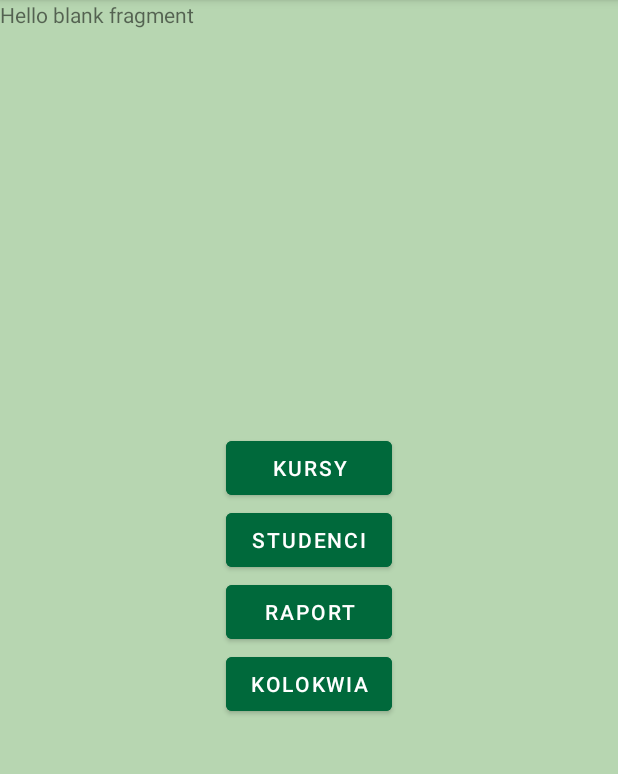
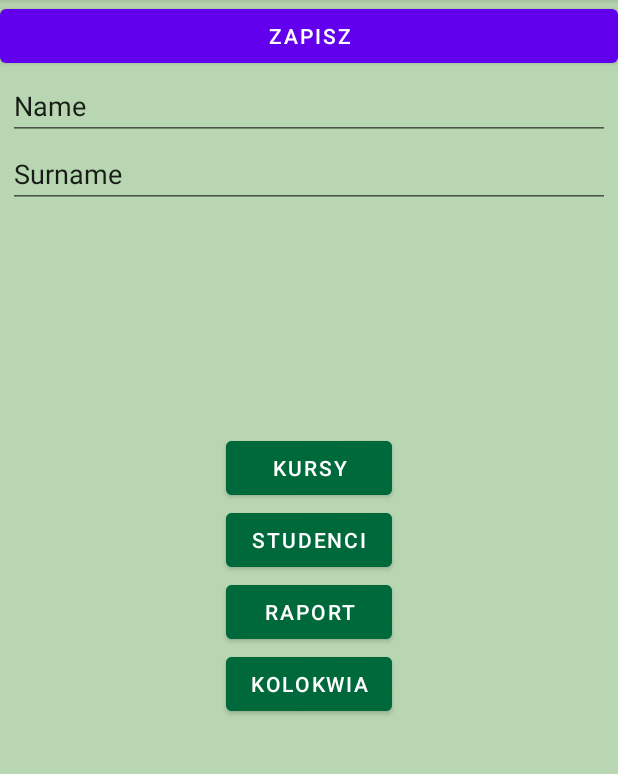
Before and after one commit to Kite-Kat/AsystentNauczyciela1, an Android app: the fragment StudentEditFragment placed in its activity, on a phone screen of 412 x 824 dp, the part 84-858 px from its top. Run offline under Robolectric (Android 15) with nearby library versions, the phone set to English and light mode, and no system bars; our stand-ins replace Room's generated code.

Commit message:
Name of proper course/student is visible in CourseEditFragment and StudentEditFragment.

```diff
--- a/app/src/main/java/com/example/asystentnauczyciela/model/CourseDao.kt
+++ b/app/src/main/java/com/example/asystentnauczyciela/model/CourseDao.kt
@@ -17,4 +17,7 @@ interface CourseDao {
 
     @Query("Select * from COURSE_TABLE")
     fun allCourses(): LiveData<List<Course>>
+
+//    @Query("Select name from COURSE_TABLE where id like :id")
+//    fun selectCourseName(id: Int): String
 }
--- a/app/src/main/java/com/example/asystentnauczyciela/model/repositories/CourseRepository.kt
+++ b/app/src/main/java/com/example/asystentnauczyciela/model/repositories/CourseRepository.kt
@@ -14,4 +14,5 @@ class CourseRepository(private val courseDao: CourseDao) {
     suspend fun delete(course:Course)=courseDao.deleteCourse(course)
 
     suspend fun update(course: Course)=courseDao.updateCourse(course)
+
 }
--- a/app/src/main/java/com/example/asystentnauczyciela/view/StudentEditFragment.kt
+++ b/app/src/main/java/com/example/asystentnauczyciela/view/StudentEditFragment.kt
@@ -5,9 +5,15 @@ import androidx.fragment.app.Fragment
 import android.view.LayoutInflater
 import android.view.View
 import android.view.ViewGroup
+import androidx.lifecycle.ViewModelProvider
 import com.example.asystentnauczyciela.R
+import com.example.asystentnauczyciela.view_model.CourseViewModel
+import com.example.asystentnauczyciela.view_model.StudentViewModel
+import kotlinx.android.synthetic.main.fragment_course_edit.*
+import kotlinx.android.synthetic.main.fragment_student_edit.*
 
- const val STUDENT_ID = "studentId"
+const val STUDENT_ID = "studentId"
+private lateinit var viewModelStudent: StudentViewModel
 
 class StudentEditFragment : Fragment() {
 
@@ -23,8 +29,28 @@ class StudentEditFragment : Fragment() {
         inflater: LayoutInflater, container: ViewGroup?,
         savedInstanceState: Bundle?
     ): View? {
+        viewModelStudent = ViewModelProvider(requireActivity()).get(StudentViewModel::class.java)
         // Inflate the layout for this fragment
         return inflater.inflate(R.layout.fragment_student_edit, container, false)
     }
 
+    override fun onViewCreated(view: View, savedInstanceState: Bundle?) {
+        super.onViewCreated(view, savedInstanceState)
+
+        arguments?.let {
+            val studentId = it.getInt(STUDENT_ID)
+
+            val students = viewModelStudent.students.value!!
+            for (student in students) {
+
+                if (student.id == studentId) {
+                    val studentName = student.name
+                    val studentSurname = student.surname
+                    StudentEditName.setText(studentName)
+                    StudentEditSurname.setText(studentSurname)
+                }
+            }
+
+        }
+    }
 }
--- a/app/src/main/java/com/example/asystentnauczyciela/view_model/CourseListAdapter.kt
+++ b/app/src/main/java/com/example/asystentnauczyciela/view_model/CourseListAdapter.kt
@@ -31,7 +31,7 @@ class CourseListAdapter(private val viewModelCourse: CourseViewModel) : ListAdap
 
         val buttonD = holder.itemView.findViewById<AppCompatImageButton>(R.id.imageButtonDelCourse)
         val buttonEdit = holder.itemView.findViewById<AppCompatImageButton>(R.id.imageButtonEditCourse)
-        val editTextCourse = holder.itemView.findViewById<EditText>(R.id.CourseEditName)
+
 
         buttonD.setOnClickListener {
             viewModelCourse.deleteCourse(course)
--- a/app/src/main/java/com/example/asystentnauczyciela/view_model/CourseViewModel.kt
+++ b/app/src/main/java/com/example/asystentnauczyciela/view_model/CourseViewModel.kt
@@ -7,6 +7,7 @@ import androidx.lifecycle.LiveData
 import androidx.lifecycle.MutableLiveData
 import androidx.lifecycle.viewModelScope
 import androidx.navigation.NavDirections
+import androidx.room.Database
 import com.example.asystentnauczyciela.R
 import com.example.asystentnauczyciela.model.SCDatabase
 import com.example.asystentnauczyciela.model.Course
@@ -44,6 +45,7 @@ class CourseViewModel(application: Application) : AndroidViewModel(application)
         navigation.postValue(course.id)
     }
 
+
     fun onNavigationCompleted() {
         navigation.value = null
     }
--- a/app/src/main/java/com/example/asystentnauczyciela/view_model/StudentListAdapter.kt
+++ b/app/src/main/java/com/example/asystentnauczyciela/view_model/StudentListAdapter.kt
@@ -29,6 +29,8 @@ class StudentListAdapter(private val viewModelStudent: StudentViewModel): ListAd
 
 
         val student = getItem(position)
+        textViewStudentName.text = student.name
+        textViewStudentSurname.text = student.surname
 
         val buttonDStudent =
             holder.itemView.findViewById<AppCompatImageButton>(R.id.imageButtonDelStudent)
--- a/app/src/main/res/layout/fragment_student_edit.xml
+++ b/app/src/main/res/layout/fragment_student_edit.xml
@@ -1,14 +1,44 @@
 <?xml version="1.0" encoding="utf-8"?>
-<FrameLayout xmlns:android="http://schemas.android.com/apk/res/android"
+<androidx.constraintlayout.widget.ConstraintLayout xmlns:android="http://schemas.android.com/apk/res/android"
+    xmlns:app="http://schemas.android.com/apk/res-auto"
     xmlns:tools="http://schemas.android.com/tools"
+    android:id="@+id/frameLayout"
     android:layout_width="match_parent"
     android:layout_height="match_parent"
-    tools:context=".view.StudentEditFragment">
+    tools:context=".view.StudentEditFragment" >
 
-    <!-- TODO: Update blank fragment layout -->
-    <TextView
-        android:layout_width="match_parent"
-        android:layout_height="match_parent"
-        android:text="@string/hello_blank_fragment" />
+    <Button
+        android:id="@+id/buttonSaveEditStudent"
+        android:layout_width="0dp"
+        android:layout_height="wrap_content"
+        android:text="@string/save"
+        app:layout_constraintEnd_toEndOf="parent"
+        app:layout_constraintStart_toStartOf="parent"
+        app:layout_constraintTop_toTopOf="parent"
+        app:layout_constraintBottom_toTopOf="@+id/StudentEditName"/>
 
-</FrameLayout>
+    <EditText
+        android:id="@+id/StudentEditName"
+        android:layout_width="0dp"
+        android:layout_height="wrap_content"
+        android:layout_marginHorizontal="5dp"
+        android:ems="10"
+        android:inputType="textPersonName"
+        android:text="Name"
+        app:layout_constraintEnd_toEndOf="parent"
+        app:layout_constraintStart_toStartOf="parent"
+        app:layout_constraintTop_toBottomOf="@+id/buttonSaveEditStudent" />
+
+    <EditText
+        android:id="@+id/StudentEditSurname"
+        android:layout_width="0dp"
+        android:layout_height="wrap_content"
+        android:layout_marginHorizontal="5dp"
+        android:ems="10"
+        android:inputType="textPersonName"
+        android:text="Surname"
+        app:layout_constraintEnd_toEndOf="parent"
+        app:layout_constraintStart_toStartOf="parent"
+        app:layout_constraintTop_toBottomOf="@+id/StudentEditName" />
+
+</androidx.constraintlayout.widget.ConstraintLayout>
```
Also changed, not shown: app/src/main/java/com/example/asystentnauczyciela/view/CourseEditFragment.kt (+38 -1 lines).
